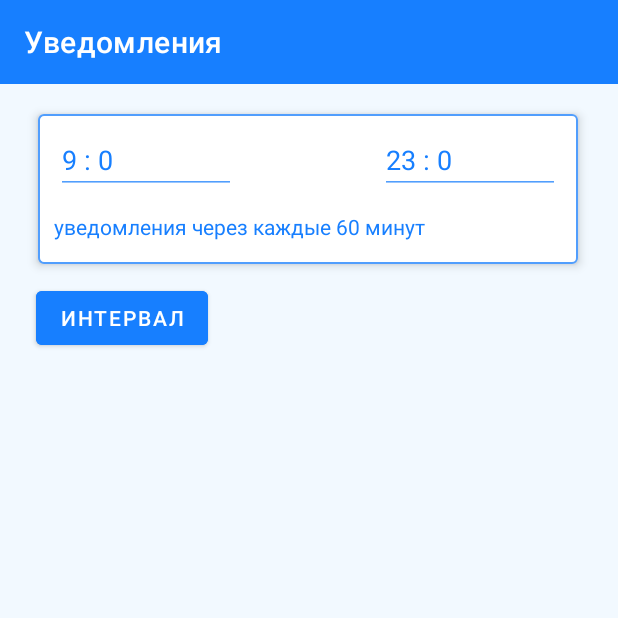
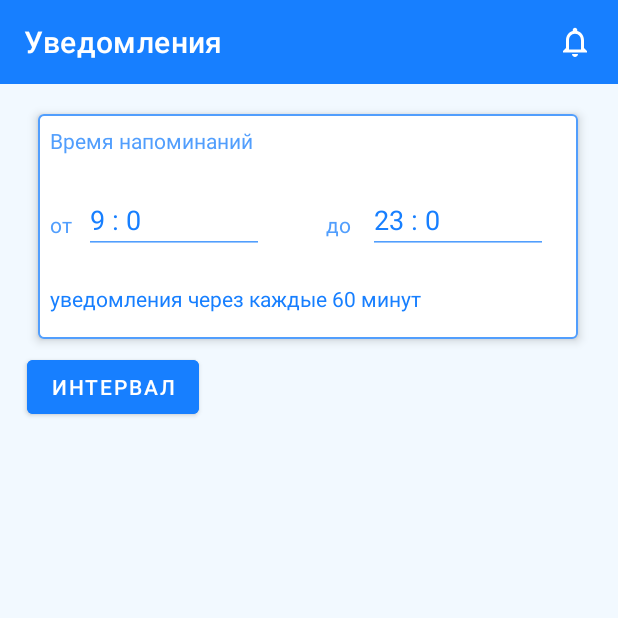
Before and after one commit to gydroponch/DrinkWaterNOW, an Android app: the PickTimeForNotif screen opened directly, with no data from a screen before it, on a phone screen of 412 x 824 dp, the top half of it. Run offline under Robolectric (Android 15) with nearby library versions, the phone set to English and light mode, and no system bars.

Commit message:
notifications should work correctly now (i hope..), can turn them off now

```diff
--- a/app/build.gradle
+++ b/app/build.gradle
@@ -19,7 +19,7 @@ android {
         minSdk 21
         targetSdk 25
         versionCode 1
-        versionName "1.0"
+        versionName "prealpha0.1"
 
         testInstrumentationRunner "androidx.test.runner.AndroidJUnitRunner"
     }
--- a/app/src/main/java/com/example/drinkwaternow/Notification.kt
+++ b/app/src/main/java/com/example/drinkwaternow/Notification.kt
@@ -37,7 +37,7 @@ class Notification : BroadcastReceiver() {
             .setContentIntent(pendingIntent)
             .setAutoCancel(true)
             .setPriority(PRIORITY_MAX)
-            //.setSound(Uri.parse("android.resource://" + context.packageName + "/" + R.raw.notification_water_2))
+            .setSound(Uri.parse("android.resource://" + context.packageName + "/" + R.raw.notification_water_sound))
             .build()
 
         val notificationManager = context.getSystemService(Context.NOTIFICATION_SERVICE) as NotificationManager
--- a/app/src/main/java/com/example/drinkwaternow/PickTimeForNotif.kt
+++ b/app/src/main/java/com/example/drinkwaternow/PickTimeForNotif.kt
@@ -10,11 +10,10 @@ import android.os.Build
 import android.os.Bundle
 import android.text.InputType
 import android.view.View
-import android.widget.Button
-import android.widget.EditText
-import android.widget.TextView
-import android.widget.Toast
+import android.widget.*
 import androidx.appcompat.app.AppCompatActivity
+import androidx.core.content.ContextCompat
+import androidx.core.content.res.ResourcesCompat
 import androidx.fragment.app.DialogFragment
 import java.util.*
 
@@ -27,6 +26,7 @@ class PickTimeForNotif: AppCompatActivity(), TimePickerFragment.OnCompleteListen
     private val SAVED_TO_MINUTE = "SavedToMinute"
     private val INTERVALH = "IntervalH"
     private val INTERVALM = "IntervalM"
+    private val NOTIFICATIONS = "Notifications"
 
     private var fromHour = 9
     private var fromMinute = 0
@@ -36,6 +36,8 @@ class PickTimeForNotif: AppCompatActivity(), TimePickerFragment.OnCompleteListen
     private var intervalHour = 1
     private var intervalMinute = 0
 
+    private var notificationsOn = true
+
     override fun onCreate(savedInstanceState: Bundle?) {
         super.onCreate(savedInstanceState)
         setContentView(R.layout.pick_time_activity)
@@ -43,32 +45,42 @@ class PickTimeForNotif: AppCompatActivity(), TimePickerFragment.OnCompleteListen
         val toTimeEditText = findViewById<EditText>(R.id.editTextToTime)
         val intervalTextView = findViewById<TextView>(R.id.intervalTextView)
         val intervalChangeButton = findViewById<Button>(R.id.intervalChangeButton)
+        val turnOffNotificationsButton = findViewById<ImageButton>(R.id.turnOffNotificationsButton)
+
+        loadNotificationsStateFromInternalStorage()
+        loadTimeFromInternalStorage()
+        loadTimeIntervalFromInternalStorage()
+        saveTimeToInternalStorage(SAVED_TO_HOUR, SAVED_TO_MINUTE, toHour, toMinute)
+
+        if(notificationsOn)
+        turnOffNotificationsButton.setImageDrawable(ContextCompat.getDrawable(this,R.drawable.ic_outline_notifications_24))
+        else
+        turnOffNotificationsButton.setImageDrawable(ContextCompat.getDrawable(this,R.drawable.ic_baseline_notifications_off_24))
+
+        intervalTextView.text="уведомления через каждые ${intervalMinutesCompute()} минут"
+        fromTimeEditText.setText("$fromHour : $fromMinute")
+        toTimeEditText.setText("$toHour : $toMinute")
+        fromTimeEditText.inputType = InputType.TYPE_NULL
+        toTimeEditText.inputType = InputType.TYPE_NULL
 
         //TODO сделать нормальный таймпикер интервала уведомлений, ограниченный по часам и минутам, кратным 5
         fun showIntervalTimePicker(view: View?) {
             val onTimeSetListener =
                 TimePickerDialog.OnTimeSetListener { timePicker, selectedHour, selectedMinute ->
-                    if ((selectedHour*60 +selectedMinute) < 180) {
+                    if ((selectedHour*60 +selectedMinute) <= 180) {
                         intervalHour = selectedHour
-                        if (selectedMinute % 5 == 0) {
                         intervalMinute = selectedMinute
                     }
                     else {
-                            intervalMinute = 0
-                            Toast.makeText(this, "Выберите число минут, кратное 5!", Toast.LENGTH_SHORT).show()
-                        }
-                    }
-                    else {
                         Toast.makeText(this, "Выберите не более 3-х часов!", Toast.LENGTH_SHORT).show()
-                        intervalHour = 1
+                        intervalHour = 3
                         intervalMinute = 0
                     }
                     intervalTextView!!.text = String.format(Locale.getDefault(), "уведомления через каждые %02d минут", intervalMinutesCompute())
                     saveTimeIntervalToInternalStorage(intervalHour, intervalMinute)
                     //распределение уведомлений
-                    scheduleNotification()
+                    scheduleNotifications(1)
                 }
-
             val style = THEME_HOLO_LIGHT
             val timePickerDialog =
                 TimePickerDialog(this,  style, onTimeSetListener, intervalHour, intervalMinute, true)
@@ -76,20 +88,9 @@ class PickTimeForNotif: AppCompatActivity(), TimePickerFragment.OnCompleteListen
             timePickerDialog.show()
         }
 
-        loadTimeFromInternalStorage()
-        loadTimeIntervalFromInternalStorage()
-        saveTimeToInternalStorage(SAVED_TO_HOUR, SAVED_TO_MINUTE, toHour, toMinute)
-        //распределение уведомлений
-        scheduleNotification()
-
-        intervalTextView.text="уведомления через каждые ${intervalMinutesCompute()} минут"
-        fromTimeEditText.setText("$fromHour : $fromMinute")
-        toTimeEditText.setText("$toHour : $toMinute")
-        fromTimeEditText.inputType = InputType.TYPE_NULL
-        toTimeEditText.inputType = InputType.TYPE_NULL
-
         //TODO поправить костыль с долгим отображением таймпикера
         fromTimeEditText.setOnClickListener{
+            if (notificationsOn) {
                 val bundle = Bundle()
                 bundle.putInt("editText", 0)
                 val newFragment: DialogFragment = TimePickerFragment()
@@ -97,8 +98,11 @@ class PickTimeForNotif: AppCompatActivity(), TimePickerFragment.OnCompleteListen
                 newFragment.show(supportFragmentManager, "timePicker")
                 //showTimePickerDialog(it)
             }
+            else Toast.makeText(this, "Сначала включите уведомления!", Toast.LENGTH_SHORT).show()
+        }
 
         toTimeEditText.setOnClickListener{
+            if (notificationsOn) {
                 val bundle = Bundle()
                 bundle.putInt("editText", 1)
                 val newFragment: DialogFragment = TimePickerFragment()
@@ -106,9 +110,29 @@ class PickTimeForNotif: AppCompatActivity(), TimePickerFragment.OnCompleteListen
                 newFragment.show(supportFragmentManager, "timePicker")
                 //showTimePickerDialog(it)
             }
+            else Toast.makeText(this, "Сначала включите уведомления!", Toast.LENGTH_SHORT).show()
+        }
 
         intervalChangeButton.setOnClickListener{
+            if (notificationsOn)
             showIntervalTimePicker(it)
+            else Toast.makeText(this, "Сначала включите уведомления!", Toast.LENGTH_SHORT).show()
+        }
+
+        turnOffNotificationsButton.setOnClickListener{
+            if (notificationsOn) {
+                notificationsOn=false
+                turnOffNotificationsButton.setImageDrawable(ContextCompat.getDrawable(this,R.drawable.ic_baseline_notifications_off_24))
+                Toast.makeText(this, "Уведомления выключены!", Toast.LENGTH_SHORT).show()
+                scheduleNotifications(0)
+            }
+            else {
+                notificationsOn=true
+                turnOffNotificationsButton.setImageDrawable(ContextCompat.getDrawable(this,R.drawable.ic_outline_notifications_24))
+                Toast.makeText(this, "Уведомления включены!", Toast.LENGTH_SHORT).show()
+                scheduleNotifications(1)
+            }
+            saveNotificationsStateToInternalStorage()
         }
     }
 
@@ -121,7 +145,7 @@ class PickTimeForNotif: AppCompatActivity(), TimePickerFragment.OnCompleteListen
             fromTimeEditText.setText("$fromHour : $fromMinute")
             saveTimeToInternalStorage(SAVED_FROM_HOUR, SAVED_FROM_MINUTE, fromHour, fromMinute)
             //распределение уведомлений
-            scheduleNotification()
+            scheduleNotifications(1)
         }
         else if (fragNumber==1) {
             toHour = calendar.get(Calendar.HOUR_OF_DAY)
@@ -130,7 +154,7 @@ class PickTimeForNotif: AppCompatActivity(), TimePickerFragment.OnCompleteListen
             fromTimeEditText2.setText("$toHour : $toMinute")
             saveTimeToInternalStorage(SAVED_TO_HOUR, SAVED_TO_MINUTE, toHour, toMinute)
             //распределение уведомлений
-            scheduleNotification()
+            scheduleNotifications(1)
         }
     }
 
@@ -152,6 +176,23 @@ class PickTimeForNotif: AppCompatActivity(), TimePickerFragment.OnCompleteListen
         }
     }
 
+    private fun saveNotificationsStateToInternalStorage(){
+        val sharedPref = this.getSharedPreferences(APP_PREFERENCES, MODE_PRIVATE)
+        var oneOrZero = 1
+        if (!notificationsOn) oneOrZero = 0
+        with (sharedPref.edit()){
+            putInt(NOTIFICATIONS, oneOrZero)
+            apply()
+        }
+    }
+
+    private fun loadNotificationsStateFromInternalStorage() {
+        val sharedPref = this.getSharedPreferences(APP_PREFERENCES, MODE_PRIVATE)
+        val oneOrZero = sharedPref.getInt(NOTIFICATIONS, 1)
+        if (oneOrZero == 1) notificationsOn = true
+            else notificationsOn = false
+    }
+
     private fun loadTimeFromInternalStorage() {
         val sharedPref = this.getSharedPreferences(APP_PREFERENCES, MODE_PRIVATE)
         fromHour = sharedPref.getInt(SAVED_FROM_HOUR, 9)
@@ -166,11 +207,12 @@ class PickTimeForNotif: AppCompatActivity(), TimePickerFragment.OnCompleteListen
         intervalMinute = sharedPref.getInt(INTERVALM, 0)
     }
 
-    private fun scheduleNotification(){
+    //TODO сделать выключение уведомлений
+    private fun scheduleNotifications(check: Int){
         val intent = Intent(applicationContext, Notification::class.java)
         val textTitle = "Пришло время пить воду!"
         val textContent = "Нажмите сюда, чтобы открыть приложение."
-        intent.putExtra(titleExtra,textTitle)
+        intent.putExtra(titleExtra, textTitle)
         intent.putExtra(messageExtra, textContent)
         val alarmManager = getSystemService(Context.ALARM_SERVICE) as AlarmManager
 
@@ -181,17 +223,19 @@ class PickTimeForNotif: AppCompatActivity(), TimePickerFragment.OnCompleteListen
 
         val calendarTo = Calendar.getInstance()
         val calendarFrom = Calendar.getInstance()
-        calendarTo.set(Calendar.HOUR_OF_DAY,toHour)
-        calendarTo.set(Calendar.MINUTE,toMinute)
-        calendarFrom.set(Calendar.HOUR_OF_DAY,fromHour)
-        calendarFrom.set(Calendar.MINUTE,fromMinute)
+        calendarTo.set(Calendar.HOUR_OF_DAY, toHour)
+        calendarTo.set(Calendar.MINUTE, toMinute)
+        calendarTo.set(Calendar.SECOND, 0)
+        calendarFrom.set(Calendar.HOUR_OF_DAY, fromHour)
+        calendarFrom.set(Calendar.MINUTE, fromMinute)
+        calendarFrom.set(Calendar.SECOND, 0)
 
-
-        var timeToSetOn = calendar.timeInMillis
+        var timeToSetOn = calendarFrom.timeInMillis
         val intervalInMillis = intervalMillisCompute()
-        val fromInMillis = fromHour * 3600000 + fromMinute*60000
-        val toInMillis = toHour * 3600000 + toMinute*60000
-        val notificationsCount = ((toInMillis-fromInMillis)/intervalInMillis)
+        val fromInMillis = fromHour * 3600000 + fromMinute * 60000
+        val toInMillis = toHour * 3600000 + toMinute * 60000
+        val notificationsCount = ((toInMillis - fromInMillis) / intervalInMillis)
+        //дебаг
         println("_______calendar from time: " + calendarFrom.time)
         println("_______calendar to time: " + calendarTo.time)
         println("_______calendar time: " + calendar.time)
@@ -200,17 +244,16 @@ class PickTimeForNotif: AppCompatActivity(), TimePickerFragment.OnCompleteListen
 
         //РАСПРЕДЕЛЕНИЕ НАПОМИНАНИЙ
         //TODO Сделать нормальное распределение напоминаний, вызывать его при запуске приложения + в начале суток + после ребута
-        var iCurrentTime = calendarFrom.timeInMillis
         var iStart = 0
-        for (i in 0..notificationsCount){
-            if (iCurrentTime >= calendar.timeInMillis) {
-                val pendingIntent=PendingIntent.getBroadcast(
+        if (notificationsOn) {
+            for (i in 0..notificationsCount) {
+                if (timeToSetOn >= calendar.timeInMillis && (timeToSetOn + intervalInMillis.toLong()) <= calendarTo.timeInMillis) {
+                    val pendingIntent = PendingIntent.getBroadcast(
                         applicationContext,
                         i,
                         intent,
                         PendingIntent.FLAG_IMMUTABLE or PendingIntent.FLAG_UPDATE_CURRENT
                     )
-                timeToSetOn += intervalInMillis.toLong()
                     if (Build.VERSION.SDK_INT >= Build.VERSION_CODES.M) {
                         alarmManager.setExactAndAllowWhileIdle(
                             AlarmManager.RTC_WAKEUP,
@@ -220,13 +263,37 @@ class PickTimeForNotif: AppCompatActivity(), TimePickerFragment.OnCompleteListen
                     }
                     //дебаг
                     val cal = Calendar.getInstance()
-                cal.timeInMillis=timeToSetOn
+                    cal.timeInMillis = timeToSetOn
                     iStart++
                     println("_________\nnotif#: " + iStart)
                     println("Hour: " + cal.time)
                     println("millis: " + timeToSetOn)
                 }
-            iCurrentTime += intervalInMillis.toLong()
+                timeToSetOn += intervalInMillis.toLong()
+            }
+        }
+        else if (check==0) {
+            for (i in 0..notificationsCount) {
+                if (timeToSetOn >= calendar.timeInMillis && (timeToSetOn + intervalInMillis.toLong()) <= calendarTo.timeInMillis) {
+                    val pendingIntent = PendingIntent.getBroadcast(
+                        applicationContext,
+                        i,
+                        intent,
+                        PendingIntent.FLAG_IMMUTABLE or PendingIntent.FLAG_UPDATE_CURRENT
+                    )
+                    if (Build.VERSION.SDK_INT >= Build.VERSION_CODES.M) {
+                        alarmManager.cancel(pendingIntent)
+                    }
+                    //дебаг
+                    val cal = Calendar.getInstance()
+                    cal.timeInMillis = timeToSetOn
+                    iStart++
+                    println("____TURN OFF:_____\nnotif#: " + iStart)
+                    println("Hour: " + cal.time)
+                    println("millis: " + timeToSetOn)
+                }
+                timeToSetOn += intervalInMillis.toLong()
+            }
         }
     }
 
--- /dev/null
+++ b/app/src/main/res/drawable/ic_baseline_notifications_off_24.xml
@@ -0,0 +1,5 @@
+<vector android:height="24dp" android:tint="#FFFFFF"
+    android:viewportHeight="24" android:viewportWidth="24"
+    android:width="24dp" xmlns:android="http://schemas.android.com/apk/res/android">
+    <path android:fillColor="@android:color/white" android:pathData="M20,18.69L7.84,6.14 5.27,3.49 4,4.76l2.8,2.8v0.01c-0.52,0.99 -0.8,2.16 -0.8,3.42v5l-2,2v1h13.73l2,2L21,19.72l-1,-1.03zM12,22c1.11,0 2,-0.89 2,-2h-4c0,1.11 0.89,2 2,2zM18,14.68L18,11c0,-3.08 -1.64,-5.64 -4.5,-6.32L13.5,4c0,-0.83 -0.67,-1.5 -1.5,-1.5s-1.5,0.67 -1.5,1.5v0.68c-0.15,0.03 -0.29,0.08 -0.42,0.12 -0.1,0.03 -0.2,0.07 -0.3,0.11h-0.01c-0.01,0 -0.01,0 -0.02,0.01 -0.23,0.09 -0.46,0.2 -0.68,0.31 0,0 -0.01,0 -0.01,0.01L18,14.68z"/>
+</vector>
--- /dev/null
+++ b/app/src/main/res/drawable/ic_outline_notifications_24.xml
@@ -0,0 +1,5 @@
+<vector android:height="24dp" android:tint="#FFFFFF"
+    android:viewportHeight="24" android:viewportWidth="24"
+    android:width="24dp" xmlns:android="http://schemas.android.com/apk/res/android">
+    <path android:fillColor="@android:color/white" android:pathData="M12,22c1.1,0 2,-0.9 2,-2h-4c0,1.1 0.9,2 2,2zM18,16v-5c0,-3.07 -1.63,-5.64 -4.5,-6.32L13.5,4c0,-0.83 -0.67,-1.5 -1.5,-1.5s-1.5,0.67 -1.5,1.5v0.68C7.64,5.36 6,7.92 6,11v5l-2,2v1h16v-1l-2,-2zM16,17L8,17v-6c0,-2.48 1.51,-4.5 4,-4.5s4,2.02 4,4.5v6z"/>
+</vector>
--- a/app/src/main/res/layout/main_activity.xml
+++ b/app/src/main/res/layout/main_activity.xml
@@ -7,7 +7,9 @@
     android:layout_height="match_parent"
     android:alwaysDrawnWithCache="true"
     android:background="@color/appBackground"
-    android:clipToPadding="false">
+    android:clipToPadding="false"
+    android:theme="@style/Theme.drinkwaternow">
+
 
     <androidx.appcompat.widget.Toolbar
         android:id="@+id/toolbar"
--- a/app/src/main/res/layout/pick_time_activity.xml
+++ b/app/src/main/res/layout/pick_time_activity.xml
@@ -4,12 +4,13 @@
     xmlns:tools="http://schemas.android.com/tools"
     android:layout_width="match_parent"
     android:layout_height="match_parent"
-    android:background="@color/appBackground">
+    android:background="@color/appBackground"
+    android:theme="@style/Theme.drinkwaternow">
 
     <ImageView
         android:id="@+id/backgroundRectangle"
         android:layout_width="360dp"
-        android:layout_height="100dp"
+        android:layout_height="150dp"
         android:layout_marginTop="20dp"
         android:background="@drawable/rectangle_shape_for_main_activity"
         android:clipToPadding="false"
@@ -23,8 +24,8 @@
         android:id="@+id/editTextFromTime"
         android:layout_width="120dp"
         android:layout_height="wrap_content"
-        android:layout_marginStart="12dp"
-        android:layout_marginTop="8dp"
+        android:layout_marginStart="8dp"
+        android:layout_marginTop="48dp"
         android:backgroundTint="@color/blueForStatusBar"
         android:elevation="5dp"
         android:ems="10"
@@ -33,16 +34,42 @@
         android:outlineProvider="none"
         android:textColor="@color/darkerBlueForStatusBar"
         android:textIsSelectable="false"
-        app:layout_constraintStart_toStartOf="@+id/backgroundRectangle"
+        app:layout_constraintStart_toEndOf="@+id/intervalTextView3"
         app:layout_constraintTop_toTopOf="@+id/backgroundRectangle"
         tools:ignore="SpeakableTextPresentCheck,TouchTargetSizeCheck" />
+
+    <TextView
+        android:id="@+id/intervalTextView3"
+        android:layout_width="wrap_content"
+        android:layout_height="wrap_content"
+        android:layout_marginStart="8dp"
+        android:layout_marginTop="64dp"
+        android:elevation="5dp"
+        android:text="от"
+        android:textColor="@color/blueForStatusBar"
+        app:layout_constraintStart_toStartOf="@+id/backgroundRectangle"
+        app:layout_constraintTop_toTopOf="@+id/backgroundRectangle" />
+
+    <TextView
+        android:id="@+id/intervalTextView4"
+        android:layout_width="wrap_content"
+        android:layout_height="wrap_content"
+        android:layout_marginStart="32dp"
+        android:layout_marginTop="64dp"
+        android:elevation="5dp"
+        android:text="до"
+        android:textColor="@color/blueForStatusBar"
+        app:layout_constraintEnd_toStartOf="@+id/editTextToTime"
+        app:layout_constraintHorizontal_bias="0.461"
+        app:layout_constraintStart_toEndOf="@+id/editTextFromTime"
+        app:layout_constraintTop_toTopOf="@+id/backgroundRectangle" />
 
     <EditText
         android:id="@+id/editTextToTime"
         android:layout_width="120dp"
         android:layout_height="wrap_content"
-        android:layout_marginTop="8dp"
-        android:layout_marginEnd="12dp"
+        android:layout_marginTop="48dp"
+        android:layout_marginEnd="20dp"
         android:backgroundTint="@color/blueForStatusBar"
         android:elevation="5dp"
         android:ems="10"
@@ -60,11 +87,12 @@
         android:id="@+id/intervalChangeButton"
         android:layout_width="wrap_content"
         android:layout_height="wrap_content"
-        android:layout_marginStart="24dp"
-        android:layout_marginTop="12dp"
+        android:layout_marginTop="8dp"
         android:backgroundTint="@color/darkerBlueForStatusBar"
         android:elevation="5dp"
         android:text="@string/pickTimeIntervalButtonText"
+        app:layout_constraintEnd_toEndOf="parent"
+        app:layout_constraintHorizontal_bias="0.060"
         app:layout_constraintStart_toStartOf="parent"
         app:layout_constraintTop_toBottomOf="@+id/backgroundRectangle" />
 
@@ -72,13 +100,25 @@
         android:id="@+id/intervalTextView"
         android:layout_width="wrap_content"
         android:layout_height="wrap_content"
-        android:layout_marginStart="36dp"
-        android:layout_marginTop="12dp"
+        android:layout_marginStart="8dp"
+        android:layout_marginTop="20dp"
         android:elevation="5dp"
         android:text="Выберите интервал напоминаний"
         android:textColor="@color/darkerBlueForStatusBar"
-        app:layout_constraintStart_toStartOf="parent"
+        app:layout_constraintStart_toStartOf="@+id/backgroundRectangle"
         app:layout_constraintTop_toBottomOf="@+id/editTextFromTime" />
+
+    <TextView
+        android:id="@+id/intervalTextView2"
+        android:layout_width="wrap_content"
+        android:layout_height="wrap_content"
+        android:layout_marginStart="8dp"
+        android:layout_marginTop="8dp"
+        android:elevation="5dp"
+        android:text="Время напоминаний"
+        android:textColor="@color/blueForStatusBar"
+        app:layout_constraintStart_toStartOf="@+id/backgroundRectangle"
+        app:layout_constraintTop_toTopOf="@+id/backgroundRectangle" />
 
     <androidx.appcompat.widget.Toolbar
         android:id="@+id/toolbarPickTime"
@@ -93,4 +133,27 @@
         app:title="Уведомления"
         app:titleTextColor="?attr/colorOnPrimary" />
 
+    <ImageButton
+        android:id="@+id/turnOffNotificationsButton"
+        android:layout_width="40sp"
+        android:layout_height="40sp"
+        android:background="@color/backgroundForVectorButton"
+        android:elevation="4dp"
+        android:src="@drawable/ic_baseline_notifications_off_24"
+        android:textAlignment="center"
+        android:textColor="?attr/colorOnPrimary"
+        android:textSize="25sp"
+        app:layout_constraintBottom_toBottomOf="@+id/toolbarPickTime"
+        app:layout_constraintEnd_toEndOf="parent"
+        app:layout_constraintHorizontal_bias="0.976"
+        app:layout_constraintStart_toStartOf="@+id/toolbarPickTime"
+        app:layout_constraintTop_toTopOf="@+id/toolbarPickTime"
+        app:layout_constraintVertical_bias="0.5" />
+
+    <androidx.recyclerview.widget.RecyclerView
+        android:layout_width="314dp"
+        android:layout_height="255dp"
+        tools:layout_editor_absoluteX="48dp"
+        tools:layout_editor_absoluteY="294dp" />
+
 </androidx.constraintlayout.widget.ConstraintLayout>
```
Also changed, not shown: app/src/main/res/drawable/rounded_button.xml (+11 -0 lines). Lines whose indentation alone changed are shown as unchanged.
